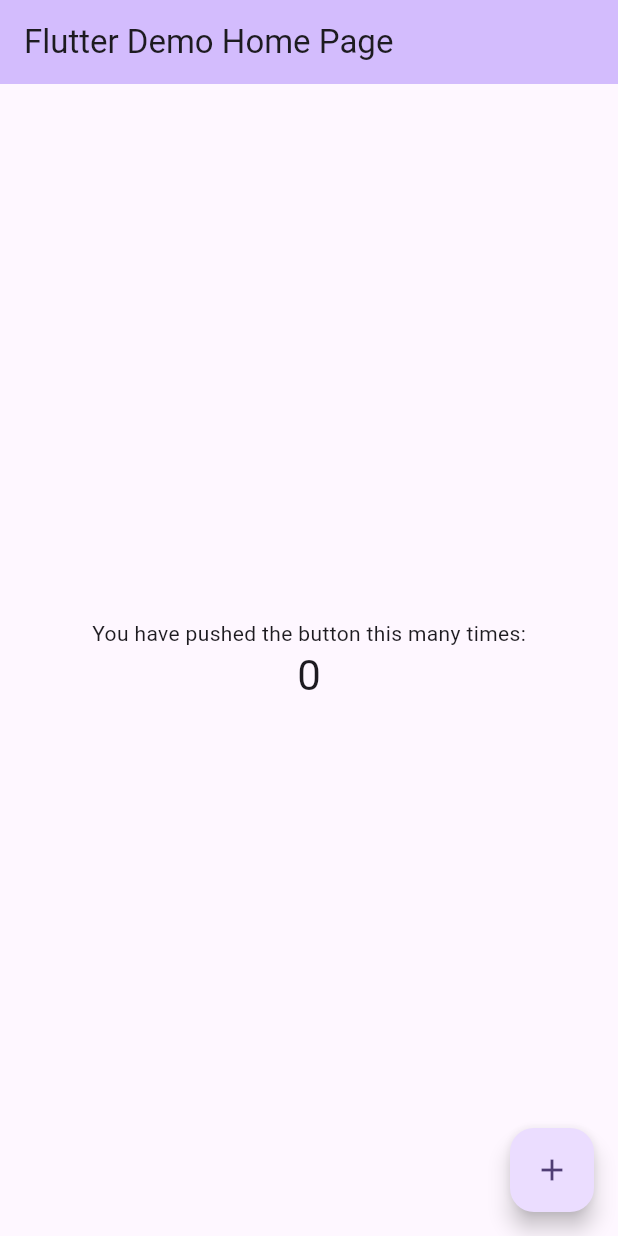
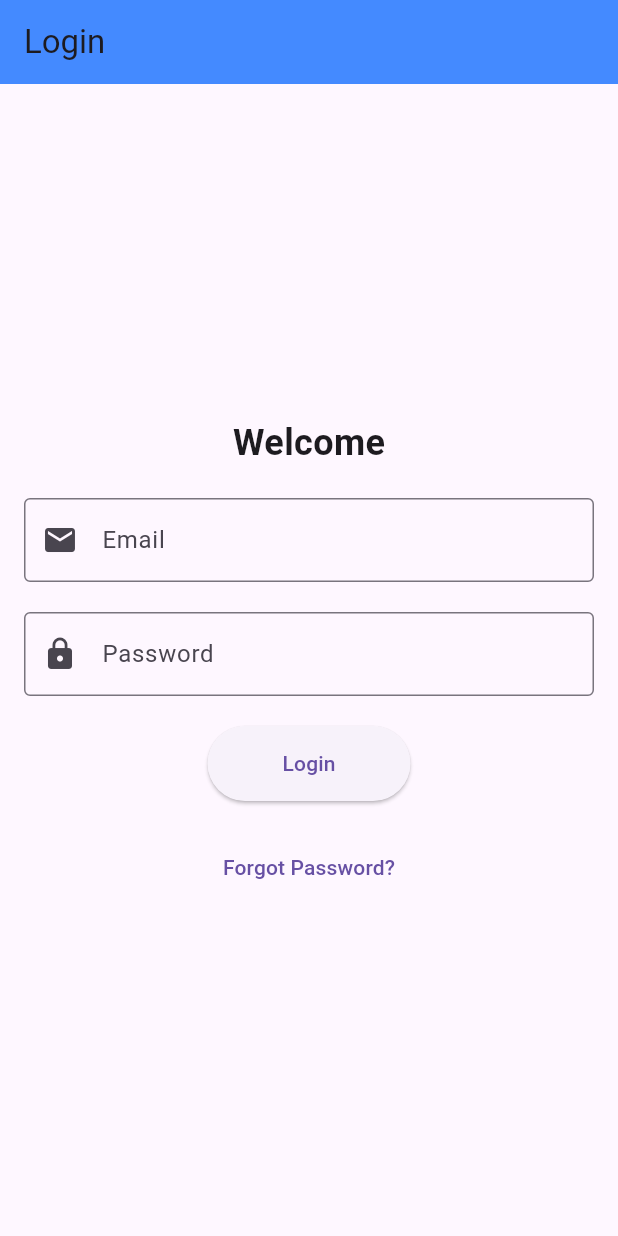
Before and after one commit to yipan12/login_dashboard, a Flutter app: the screen it shows after launch, on a phone screen of 412 x 824 dp. Run offline on Flutter 3.47's test engine with Material 3 defaults, Android fonts, the phone set to English and light mode, and no system bars.

Commit message:
commit kedua

```diff
--- a/lib/main.dart
+++ b/lib/main.dart
@@ -1,96 +1,76 @@
 import 'package:flutter/material.dart';
 
 void main() {
-  runApp(const MyApp());
+  runApp(MyApp());
 }
 
 class MyApp extends StatelessWidget {
-  const MyApp({super.key});
-
-  // This widget is the root of your application.
   @override
   Widget build(BuildContext context) {
     return MaterialApp(
-      title: 'Flutter Demo',
-      theme: ThemeData(
-        colorScheme: ColorScheme.fromSeed(seedColor: Colors.deepPurple),
-        useMaterial3: true,
-      ),
-      home: const MyHomePage(title: 'Flutter Demo Home Page'),
+      debugShowCheckedModeBanner: false,
+      home: LoginPage(),
     );
   }
 }
 
-class MyHomePage extends StatefulWidget {
-  const MyHomePage({super.key, required this.title});
-
-  final String title;
-
-  @override
-  State<MyHomePage> createState() => _MyHomePageState();
-}
-
-class _MyHomePageState extends State<MyHomePage> {
-  int _counter = 0;
-
-  void _incrementCounter() {
-    setState(() {
-      _counter++;
-    });
-  }
-
+class LoginPage extends StatelessWidget {
   @override
   Widget build(BuildContext context) {
-    // This method is rerun every time setState is called, for instance as done
-    // by the _incrementCounter method above.
-    //
-    // The Flutter framework has been optimized to make rerunning build methods
-    // fast, so that you can just rebuild anything that needs updating rather
-    // than having to individually change instances of widgets.
     return Scaffold(
       appBar: AppBar(
-        // TRY THIS: Try changing the color here to a specific color (to
-        // Colors.amber, perhaps?) and trigger a hot reload to see the AppBar
-        // change color while the other colors stay the same.
-        backgroundColor: Theme.of(context).colorScheme.inversePrimary,
-        // Here we take the value from the MyHomePage object that was created by
-        // the App.build method, and use it to set our appbar title.
-        title: Text(widget.title),
+        title: Text("Login"),
+        backgroundColor: Colors.blueAccent,
       ),
-      body: Center(
-        // Center is a layout widget. It takes a single child and positions it
-        // in the middle of the parent.
+      body: Padding(
+        padding: const EdgeInsets.all(16.0),
         child: Column(
-          // Column is also a layout widget. It takes a list of children and
-          // arranges them vertically. By default, it sizes itself to fit its
-          // children horizontally, and tries to be as tall as its parent.
-          //
-          // Column has various properties to control how it sizes itself and
-          // how it positions its children. Here we use mainAxisAlignment to
-          // center the children vertically; the main axis here is the vertical
-          // axis because Columns are vertical (the cross axis would be
-          // horizontal).
-          //
-          // TRY THIS: Invoke "debug painting" (choose the "Toggle Debug Paint"
-          // action in the IDE, or press "p" in the console), to see the
-          // wireframe for each widget.
           mainAxisAlignment: MainAxisAlignment.center,
-          children: <Widget>[
-            const Text(
-              'You have pushed the button this many times:',
+          children: [
+            Text(
+              "Welcome",
+              style: TextStyle(
+                fontSize: 24,
+                fontWeight: FontWeight.bold,
+              ),
             ),
-            Text(
-              '$_counter',
-              style: Theme.of(context).textTheme.headlineMedium,
+            SizedBox(height: 20),
+            TextField(
+              decoration: InputDecoration(
+                labelText: 'Email',
+                border: OutlineInputBorder(),
+                prefixIcon: Icon(Icons.email),
+              ),
+            ),
+            SizedBox(height: 20),
+            TextField(
+              decoration: InputDecoration(
+                labelText: 'Password',
+                border: OutlineInputBorder(),
+                prefixIcon: Icon(Icons.lock),
+              ),
+              obscureText: true,
+            ),
+            SizedBox(height: 20),
+            ElevatedButton(
+              onPressed: () {
+                // Handle login action
+              },
+              child: Text("Login"),
+              style: ElevatedButton.styleFrom(
+                padding: EdgeInsets.symmetric(horizontal: 50, vertical: 15),
+              ),
+            ),
+            SizedBox(height: 20),
+            TextButton(
+              onPressed: () {
+                // Handle forgot password action
+              },
+              child: Text("Forgot Password?"),
             ),
           ],
         ),
       ),
-      floatingActionButton: FloatingActionButton(
-        onPressed: _incrementCounter,
-        tooltip: 'Increment',
-        child: const Icon(Icons.add),
-      ), // This trailing comma makes auto-formatting nicer for build methods.
     );
   }
 }
--- a/pubspec.yaml
+++ b/pubspec.yaml
@@ -2,7 +2,7 @@ name: login_dashboard
 description: "A new Flutter project."
 # The following line prevents the package from being accidentally published to
 # pub.dev using `flutter pub publish`. This is preferred for private packages.
-publish_to: 'none' # Remove this line if you wish to publish to pub.dev
+publish_to: "none" # Remove this line if you wish to publish to pub.dev
 
 # The following defines the version and build number for your application.
 # A version number is three numbers separated by dots, like 1.2.43
@@ -30,7 +30,7 @@ environment:
 dependencies:
   flutter:
     sdk: flutter
-
+    animated_login: ^1.7.2
 
   # The following adds the Cupertino Icons font to your application.
   # Use with the CupertinoIcons class for iOS style icons.
@@ -52,7 +52,6 @@ dev_dependencies:
 
 # The following section is specific to Flutter packages.
 flutter:
-
   # The following line ensures that the Material Icons font is
   # included with your application, so that you can use the icons in
   # the material Icons class.
```
Also changed, not shown: 1 other file.
